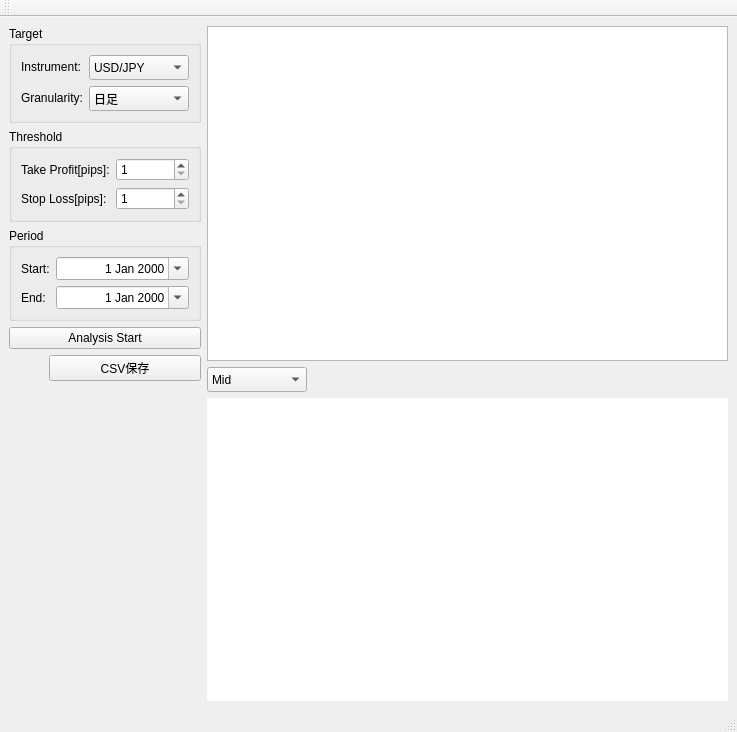
Before: the Qt Designer form trade_monitor/trade_monitor/tech/sma_mth01.ui in takkin-takilog/namake-trader, drawn with Qt 5.
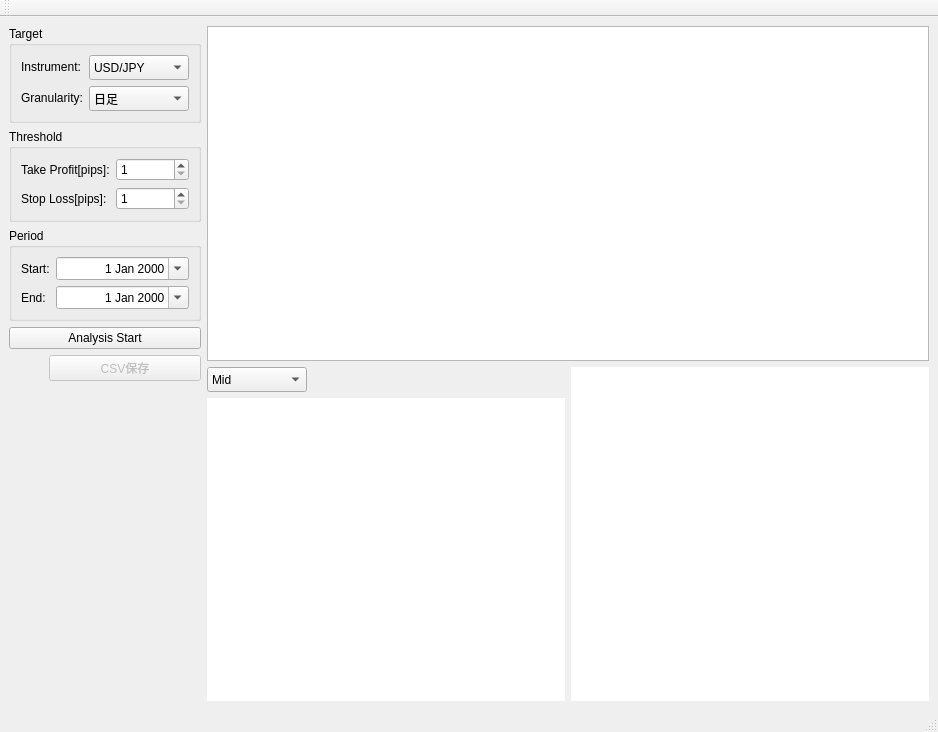
After: the same form once the commit is applied.

Patch:
```diff
--- a/trade_monitor/trade_monitor/tech/sma_mth01.ui
+++ b/trade_monitor/trade_monitor/tech/sma_mth01.ui
@@ -6,7 +6,7 @@
    <rect>
     <x>0</x>
     <y>0</y>
-    <width>737</width>
+    <width>938</width>
     <height>732</height>
    </rect>
   </property>
@@ -227,7 +227,10 @@
          </spacer>
         </item>
         <item>
-         <widget class="QPushButton" name="pushButton_tech_csv_out">
+         <widget class="QPushButton" name="pushButton_csv_out">
+          <property name="enabled">
+           <bool>false</bool>
+          </property>
           <property name="text">
            <string>CSV保存</string>
           </property>
@@ -250,12 +253,8 @@
       </item>
      </layout>
     </item>
-    <item row="0" column="1">
-     <layout class="QVBoxLayout" name="verticalLayout_5">
-      <item>
-       <widget class="QTreeView" name="treeView"/>
-      </item>
-     </layout>
+    <item row="0" column="1" colspan="2">
+     <widget class="QTreeView" name="treeView"/>
     </item>
     <item row="1" column="1">
      <layout class="QGridLayout" name="gridLayout">
@@ -314,6 +313,22 @@
       </item>
      </layout>
     </item>
+    <item row="1" column="2">
+     <widget class="QWidget" name="widget_graph" native="true">
+      <property name="enabled">
+       <bool>false</bool>
+      </property>
+      <property name="sizePolicy">
+       <sizepolicy hsizetype="Expanding" vsizetype="Expanding">
+        <horstretch>0</horstretch>
+        <verstretch>0</verstretch>
+       </sizepolicy>
+      </property>
+      <property name="styleSheet">
+       <string notr="true">background-color: rgb(255, 255, 255);</string>
+      </property>
+     </widget>
+    </item>
    </layout>
   </widget>
   <widget class="QMenuBar" name="menubar">
```
Left out of the diff: 4 changed lines with no effect on the pictures.
